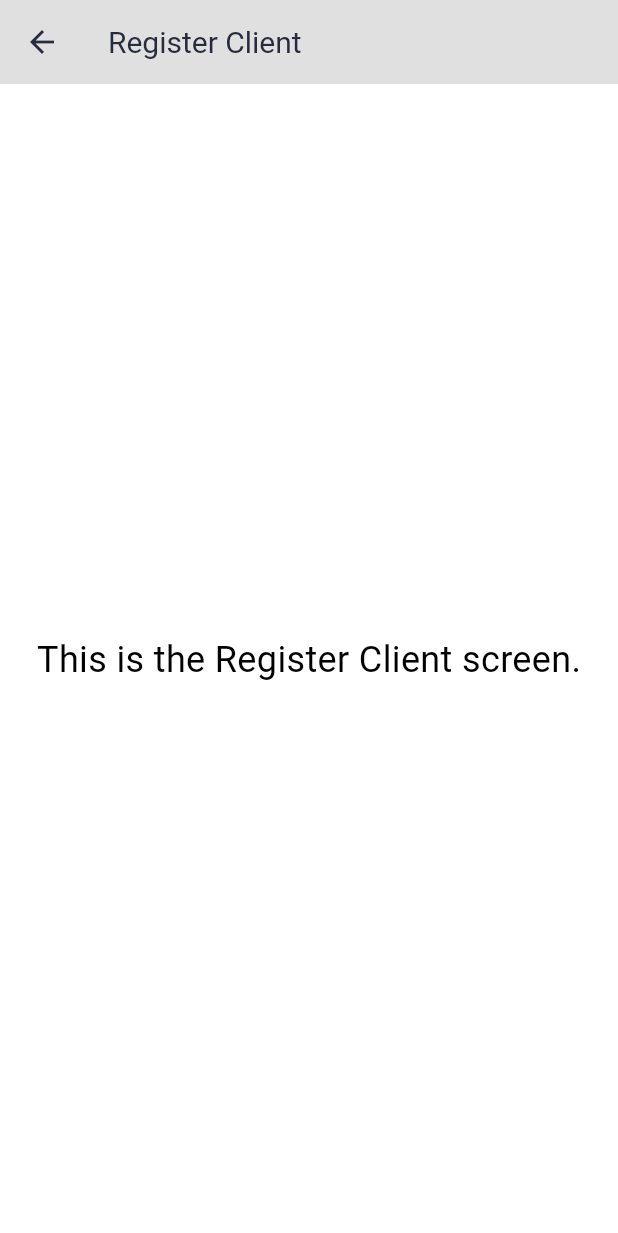
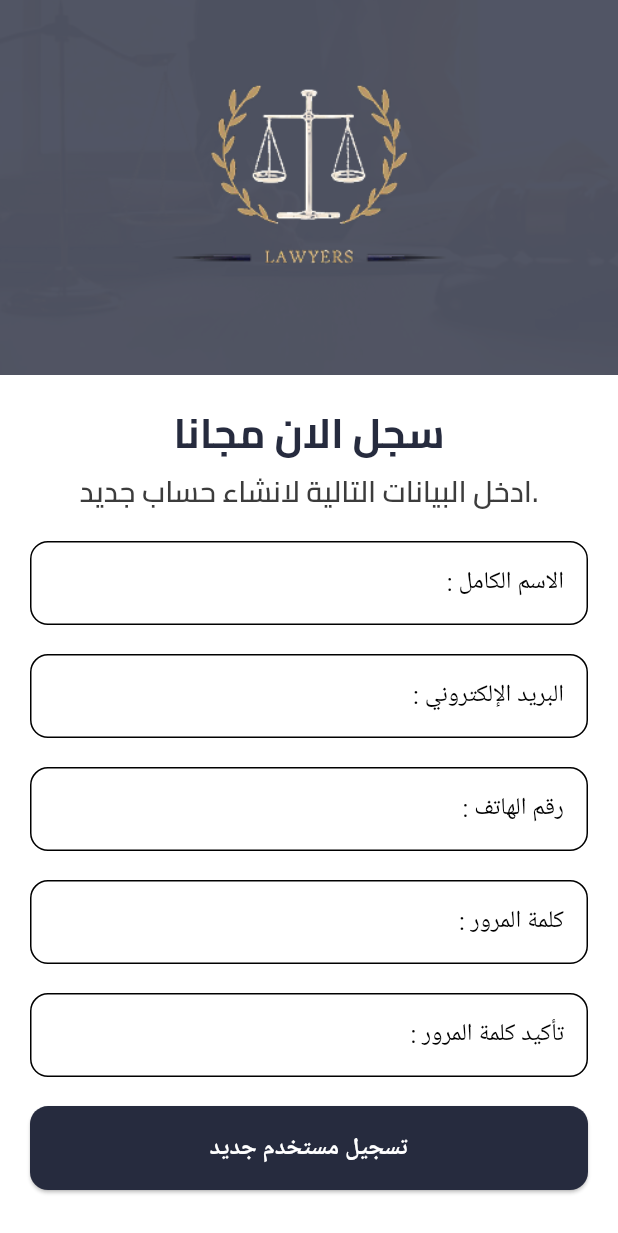
Before and after one commit to AMOSAD0/law-counsel-app, a Flutter app: the RegisterClient screen opened directly, on a phone screen of 412 x 824 dp. Shown: the top 1233 px of the screen. Run offline on Flutter 3.47's test engine with Material 3 defaults, Android fonts, the phone set to English and light mode, and no system bars; our stand-ins replace cloud_firestore, firebase_auth, firebase_core, flutter_bloc, flutter_screenutil, smooth_page_indicator; accounts and stored records are empty; network calls fail.

Commit message:
SignUpForClient

```diff
--- /dev/null
+++ b/devtools_options.yaml
@@ -0,0 +1,3 @@
+description: This file stores settings for Dart & Flutter DevTools.
+documentation: https://docs.flutter.dev/tools/devtools/extensions#configure-extension-enablement-states
+extensions:
--- a/lib/core/routing/app_router.dart
+++ b/lib/core/routing/app_router.dart
@@ -2,7 +2,7 @@ import 'package:flutter/material.dart';
 import 'package:law_counsel_app/core/routing/routes.dart';
 import 'package:law_counsel_app/features/SelectUser/selectUser.dart';
 import 'package:law_counsel_app/features/login-signUpLawyer/RegisterLawer.dart';
-import 'package:law_counsel_app/features/login_or_signupClient/RegisterClient.dart';
+import 'package:law_counsel_app/features/Client/auth/login_or_signupClient/RegisterClient.dart';
 import 'package:law_counsel_app/features/onbording/onbordingScreen.dart';
 import 'package:law_counsel_app/features/splash/ui/splaah_screen.dart';
 
--- a/lib/core/theming/text_style_manger.dart
+++ b/lib/core/theming/text_style_manger.dart
@@ -11,22 +11,27 @@ class AppTextStyles {
 //     fontWeight: FontWeight.w900,
 //   );
 
-    static const TextStyle heading = TextStyle(
-    fontSize: 28,
+    static  TextStyle font28primaryColorBold = TextStyle(
+    fontSize: 28.sp,
     fontFamily: 'Cairo',
     fontWeight: FontWeight.bold,
     color: AppColors.primaryColor,
   );
 
-  static const TextStyle subHeading = TextStyle(
-    fontSize: 20,
+  static  TextStyle  font20gray600= TextStyle(
+    fontSize: 20.sp,
     fontFamily: 'Cairo',
     fontWeight: FontWeight.w600,
     color: AppColors.greyColor,
   );
-  static const TextStyle selectText = TextStyle(
-    fontSize: 30,
+  static  TextStyle  font30primaryColorBold = TextStyle(
+    fontSize: 30.sp,
     fontWeight: FontWeight.bold,
+    color: AppColors.primaryColor,
+  );
+static TextStyle font16primaryColorBold = TextStyle(
+    fontSize: 16.sp,
+    fontWeight: FontWeight.normal,
     color: AppColors.primaryColor,
   );
 
--- a/lib/core/widgets/bordingWidget.dart
+++ b/lib/core/widgets/bordingWidget.dart
@@ -18,13 +18,13 @@ Widget bordingWidget({
         const SizedBox(height: 30),
         Text(
           title,
-          style: AppTextStyles.heading,
+          style: AppTextStyles.font28primaryColorBold,
           textAlign: TextAlign.center,
         ),
         const SizedBox(height: 16),
         Text(
           subTitle,
-          style: AppTextStyles.subHeading,
+          style: AppTextStyles.font20gray600,
           textAlign: TextAlign.center,
         ),
       ],
--- a/lib/core/widgets/minBackground.dart
+++ b/lib/core/widgets/minBackground.dart
@@ -10,7 +10,7 @@ Widget minBackground() {
       fit: StackFit.expand,
       children: [
         Image.asset(AppAssets.background, fit: BoxFit.cover),
-        Container(color: AppColors.primaryColor.withOpacity(0.6)),
+        Container(color: AppColors.primaryColor.withOpacity(0.8)),
         Center(child: Image.asset(AppAssets.logo2, width: 300)),
       ],
     ),
--- a/lib/core/widgets/public_button.dart
+++ b/lib/core/widgets/public_button.dart
@@ -1,5 +1,9 @@
+// ignore_for_file: public_member_api_docs, sort_constructors_first
 import 'package:flutter/material.dart';
+import 'package:flutter_screenutil/flutter_screenutil.dart';
+
 import 'package:law_counsel_app/core/theming/color_manger.dart';
+import 'package:law_counsel_app/core/theming/text_style_manger.dart';
 
 class PublicButton extends StatelessWidget {
   final String text;
@@ -68,4 +72,23 @@ class OnboradingButton {
       ),
     );
   }
+
 }
+class TextbuttonAuth extends StatelessWidget {
+  final VoidCallback? onPressed;
+  final String? text;
+  final TextStyle? style;
+  const TextbuttonAuth({super.key, this.onPressed, this.text, this.style});
+
+  @override
+  Widget build(BuildContext context) {
+    return TextButton(
+      onPressed: onPressed,
+      child: Text(
+        text ?? "تسجيل مستخدم جديد",
+        style: style ??
+            AppTextStyles.font16primaryColorBold
+      ),
+    );
+  }
+}
--- /dev/null
+++ b/lib/features/Client/auth/client_bloc/client_event.dart
@@ -0,0 +1,19 @@
+class ClientEvent {}
+
+class ClientRegisterEvent extends ClientEvent {
+  final String name;
+  final String email;
+  final String phone;
+  final String password;
+
+  ClientRegisterEvent(this.name, this.phone, {required this.email, required this.password});
+}
+
+class ClientLoginEvent extends ClientEvent {
+  final String email;
+  final String password;
+
+  ClientLoginEvent({required this.email, required this.password});
+}
+
+class ClientLogoutEvent extends ClientEvent {}
--- /dev/null
+++ b/lib/features/Client/auth/client_bloc/client_state.dart
@@ -0,0 +1,19 @@
+import 'package:law_counsel_app/features/Client/auth/data/ModelClient.dart';
+
+abstract class ClientState {}
+
+class ClientInitial extends ClientState {}
+
+class ClientLoading extends ClientState {}
+
+class ClientLoaded extends ClientState {
+  final ClientModel client;
+
+   ClientLoaded({required this.client});
+}
+
+class ClientError extends ClientState {
+  final String message;
+
+   ClientError({required this.message});
+}
--- /dev/null
+++ b/lib/features/Client/auth/data/ModelClient.dart
@@ -0,0 +1,33 @@
+class ClientModel {
+  final String? id;
+  final String name;
+  final String email;
+  final String phone;
+  final String password;
+
+  const ClientModel({
+    this.id,
+    required this.name,
+    required this.email,
+    required this.phone,
+    required this.password,
+  });
+
+  factory ClientModel.fromJson(Map<String, dynamic> json, [String? id]) {
+    return ClientModel(
+      id: id ?? json['id'],
+      name: json['name'] ?? '',
+      email: json['email'] ?? '',
+      phone: json['phone'] ?? '',
+      password: json['password'] ?? '',
+    );
+  }
+
+  Map<String, dynamic> toJson() {
+    return {
+      'name': name,
+      'email': email,
+      'phone': phone,
+    };
+  }
+}
--- /dev/null
+++ b/lib/features/Client/auth/login_or_signupClient/RegisterClient.dart
@@ -0,0 +1,164 @@
+import 'package:flutter/material.dart';
+import 'package:flutter_bloc/flutter_bloc.dart';
+import 'package:law_counsel_app/core/helper/spacing.dart';
+import 'package:law_counsel_app/core/theming/text_style_manger.dart';
+import 'package:law_counsel_app/core/widgets/AlertDialogApp.dart';
+import 'package:law_counsel_app/core/widgets/minBackground.dart';
+import 'package:law_counsel_app/core/widgets/public_button.dart';
+import 'package:law_counsel_app/core/widgets/public_text_form_field.dart';
+import 'package:law_counsel_app/features/Client/auth/client_bloc/client_bloc.dart';
+import 'package:law_counsel_app/features/Client/auth/client_bloc/client_event.dart';
+import 'package:law_counsel_app/features/Client/auth/client_bloc/client_state.dart';
+import 'package:law_counsel_app/features/Client/auth/login_or_signupClient/ui/loginClient.dart';
+
+class RegisterClient extends StatefulWidget {
+  const RegisterClient({super.key});
+
+  @override
+  State<RegisterClient> createState() => _RegisterClientState();
+}
+
+class _RegisterClientState extends State<RegisterClient> {
+  final _formKey = GlobalKey<FormState>();
+  final _nameController = TextEditingController();
+  final _emailController = TextEditingController();
+  final _phoneController = TextEditingController();
+  final _passwordController = TextEditingController();
+  final _confirmPasswordController = TextEditingController();
+
+  @override
+  Widget build(BuildContext context) {
+    return BlocConsumer<ClientBloc, ClientState>(
+      listener: (context, state) {
+        if (state is ClientError) {
+          ScaffoldMessenger.of(
+            context,
+          ).showSnackBar(SnackBar(content: Text(state.message)));
+        } else if (state is ClientLoaded) {
+          Navigator.pushReplacement(
+            context,
+            MaterialPageRoute(builder: (context) => Loginclient()),
+          );
+        }
+      },
+      builder: (context, state) {
+        return Scaffold(
+          body: Column(
+            children: [
+              minBackground(),
+              if (state is ClientLoading) const LinearProgressIndicator(),
+              Expanded(
+                child: SingleChildScrollView(
+                  child: Column(
+                    children: [
+                      verticalSpace(20),
+                      Text(
+                        "سجل الان مجانا",
+                        style: AppTextStyles.font28primaryColorBold,
+                      ),
+                      const SizedBox(height: 5),
+                      Text(
+                        "ادخل البيانات التالية لانشاء حساب جديد.",
+                        style: AppTextStyles.font20gray600,
+                      ),
+                      verticalSpace(20),
+                      Form(
+                        key: _formKey,
+                        child: Padding(
+                          padding: const EdgeInsets.symmetric(horizontal: 20.0),
+                          child: Column(
+                            children: [
+                              PublicTextFormField(
+                                label: "الاسم الكامل",
+                                controller: _nameController,
+                              ),
+                              verticalSpace(20),
+                              PublicTextFormField(
+                                label: "البريد الإلكتروني",
+                                controller: _emailController,
+                              ),
+                              verticalSpace(20),
+                              PublicTextFormField(
+                                label: "رقم الهاتف",
+                                controller: _phoneController,
+                                keyboardType: TextInputType.phone,
+                              ),
+                              verticalSpace(20),
+                              PublicTextFormField(
+                                label: "كلمة المرور",
+                                controller: _passwordController,
+                                obscureText: true,
+                              ),
+                              verticalSpace(20),
+                              PublicTextFormField(
+                                label: "تأكيد كلمة المرور",
+                                controller: _confirmPasswordController,
+                                obscureText: true,
+                              ),
+                              verticalSpace(20),
+
+                              PublicButton(
+                                onPressed: () {
+                                  if (_formKey.currentState!.validate()) {
+                                    if (_passwordController.text !=
+                                        _confirmPasswordController.text) {
+                                      showDialog(
+                                        context: context,
+                                        builder: (context) => AlrtDialogApp(
+                                          title: "خطأ",
+                                          content: "كلمتا المرور غير متطابقتين",
+                                          buttonText: "حسنًا",
+                                        ),
+                                      );
+                                      return;
+                                    }
+                                    context.read<ClientBloc>().add(
+                                      ClientRegisterEvent(
+                                        _nameController.text.trim(),
+                                        email: _emailController.text.trim(),
+                                        _phoneController.text.trim(),
+                                        password: _passwordController.text
+                                            .trim(),
+                                      ),
+                                    );
+                                  }
+                                },
+
+                                text: "تسجيل مستخدم جديد",
+                              ),
+                              verticalSpace(20),
+                              Row(
+                                children: [
+                                  Text(
+                                    "لديك حساب بالفعل؟",
+                                    style: AppTextStyles.font16primaryColorBold,
+                                  ),
+                                  TextbuttonAuth(
+                                    onPressed: () {
+                                      Navigator.pushReplacement(
+                                        context,
+                                        MaterialPageRoute(
+                                          builder: (context) => Loginclient(),
+                                        ),
+                                      );
+                                    },
+                                    text: "تسجيل الدخول",
+                                    style: AppTextStyles.font16primaryColorBold,
+                                  ),
+                                ],
+                              ),
+                            ],
+                          ),
+                        ),
+                      ),
+                    ],
+                  ),
+                ),
+              ),
+            ],
+          ),
+        );
+      },
+    );
+  }
+}
--- a/lib/features/login_or_signupClient/RegisterClient.dart
+++ /dev/null
@@ -1,25 +0,0 @@
-import 'package:flutter/material.dart';
-
-class RegisterClient extends StatefulWidget {
-  const RegisterClient({super.key});
-
-  @override
-  State<RegisterClient> createState() => _RegisterClientState();
-}
-
-class _RegisterClientState extends State<RegisterClient> {
-  @override
-  Widget build(BuildContext context) {
-    return Scaffold(
-      appBar: AppBar(
-        title: const Text('Register Client'),
-      ),
-      body: Center(
-        child: Text(
-          'This is the Register Client screen.',
-          style: TextStyle(fontSize: 24),
-        ),
-      ),
-    );
-  }
-}
--- a/lib/features/onbording/onbordingScreen.dart
+++ b/lib/features/onbording/onbordingScreen.dart
@@ -1,6 +1,5 @@
 import 'package:flutter/material.dart';
 import 'package:law_counsel_app/core/assets/assets_manger.dart';
-import 'package:law_counsel_app/core/routing/routes.dart';
 import 'package:law_counsel_app/core/theming/color_manger.dart';
 import 'package:law_counsel_app/core/widgets/bordingWidget.dart';
 import 'package:law_counsel_app/core/widgets/public_button.dart';
```
Also changed, not shown: lib/core/helper/app_regex.dart (+8 -8 lines), lib/core/widgets/AlertDialogApp.dart (added, +103 -0 lines), lib/core/widgets/ContainerUser.dart (+7 -5 lines), lib/features/Client/auth/client_bloc/client_bloc.dart (added, +78 -0 lines), lib/features/Client/auth/login_or_signupClient/ui/loginClient.dart (added, +130 -0 lines), lib/features/SelectUser/selectUser.dart (+4 -3 lines), lib/main.dart (+10 -1 lines), lib/features/Client/auth/login_or_signupClient/ui/login_or_signup_screen.dart (added).
